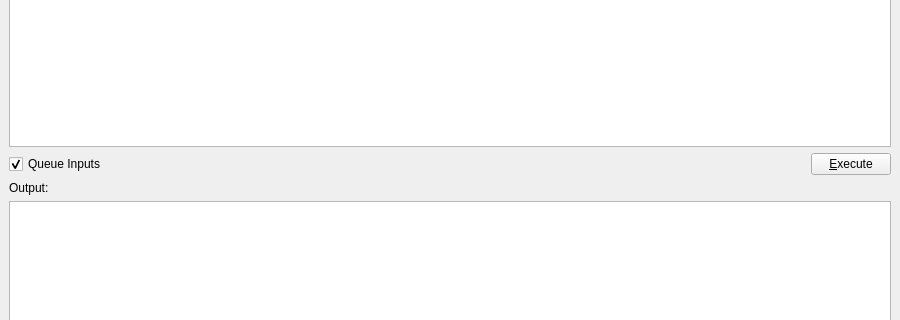
This is src/UIMain.ui in jolange/qt-bfint as Qt 5 draws it before an edit; both pictures show x 0 to 900 and y 210 to 530 of the 900 by 750 pixel window. The edited form follows.
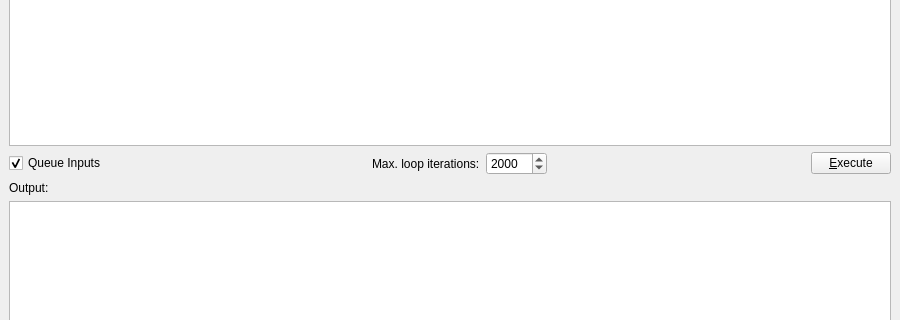
This is the edited form.

Commit message: max. loop iterations in GUI

Diff of the .ui file:
```diff
--- a/src/UIMain.ui
+++ b/src/UIMain.ui
@@ -75,6 +75,48 @@
         </property>
        </widget>
       </item>
+      <item>
+       <spacer name="horizontalSpacer_2">
+        <property name="orientation">
+         <enum>Qt::Horizontal</enum>
+        </property>
+        <property name="sizeHint" stdset="0">
+         <size>
+          <width>40</width>
+          <height>20</height>
+         </size>
+        </property>
+       </spacer>
+      </item>
+      <item>
+       <widget class="QLabel" name="label_3">
+        <property name="toolTip">
+         <string>Avoid infinite loops</string>
+        </property>
+        <property name="text">
+         <string>Max. loop iterations:</string>
+        </property>
+       </widget>
+      </item>
+      <item>
+       <widget class="QSpinBox" name="sbMaxLoopIter">
+        <property name="toolTip">
+         <string>Avoid infinite loops</string>
+        </property>
+        <property name="minimum">
+         <number>1</number>
+        </property>
+        <property name="maximum">
+         <number>50000</number>
+        </property>
+        <property name="singleStep">
+         <number>1000</number>
+        </property>
+        <property name="value">
+         <number>2000</number>
+        </property>
+       </widget>
+      </item>
       <item>
        <spacer name="horizontalSpacer">
         <property name="orientation">
```
Left out of the diff: 18 changed lines with no effect on the pictures. The commit also changes 4 other files.
